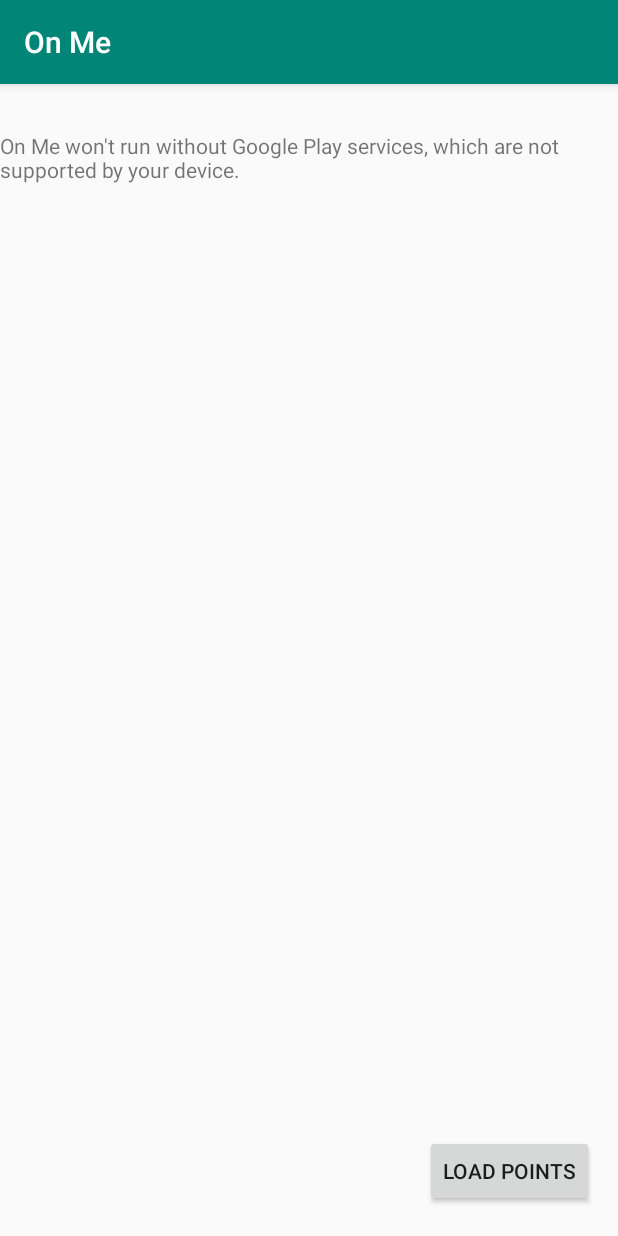
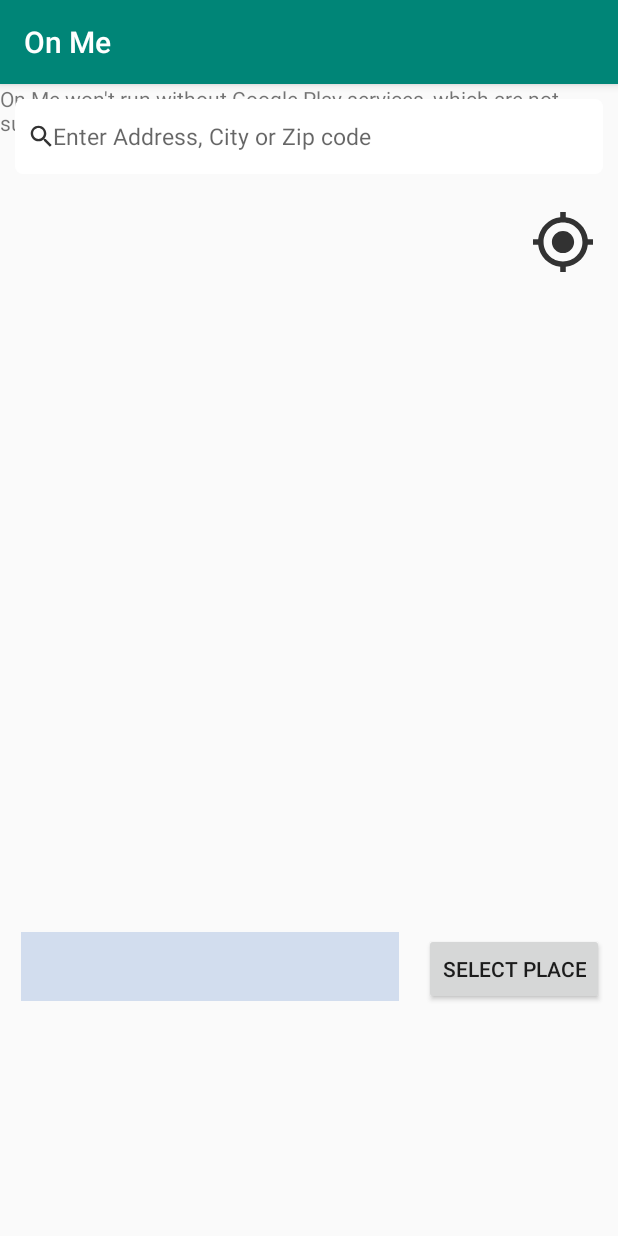
Before and after one commit to clarson1229/on_me, an Android app: the fragment HomeFragment shown on its own in the app's theme, on a phone screen of 412 x 824 dp. Run offline under Robolectric (Android 15) with nearby library versions, the phone set to English and light mode, and no system bars; libraries missing offline, so code that uses them is left out: com.karumi.dexter; 3 statements that could not run were skipped.

Commit message:
home page built

```diff
--- a/app/build.gradle
+++ b/app/build.gradle
@@ -4,7 +4,7 @@ android {
     compileSdkVersion 28
     defaultConfig {
         applicationId "com.connorlarson.onme"
-        minSdkVersion 15
+        minSdkVersion 16
         targetSdkVersion 28
         versionCode 1
         versionName "1.0"
@@ -32,5 +32,6 @@ dependencies {
     implementation 'com.google.android.gms:play-services-maps:17.0.0'
     implementation 'com.google.android.gms:play-services-location:17.0.0'
     implementation 'com.karumi:dexter:6.0.2'
+    implementation 'com.google.android.libraries.places:places:2.2.0'
 
 }
--- /dev/null
+++ b/app/src/main/res/drawable-anydpi/ic_gps.xml
@@ -0,0 +1,14 @@
+<vector xmlns:android="http://schemas.android.com/apk/res/android"
+    android:width="24dp"
+    android:height="24dp"
+    android:viewportWidth="21.6"
+    android:viewportHeight="21.6"
+    android:tint="#000000"
+    android:alpha="0.8">
+  <group android:translateX="-1.2"
+      android:translateY="-1.2">
+      <path
+          android:fillColor="#FF000000"
+          android:pathData="M12,8c-2.21,0 -4,1.79 -4,4s1.79,4 4,4 4,-1.79 4,-4 -1.79,-4 -4,-4zM20.94,11c-0.46,-4.17 -3.77,-7.48 -7.94,-7.94L13,1h-2v2.06C6.83,3.52 3.52,6.83 3.06,11L1,11v2h2.06c0.46,4.17 3.77,7.48 7.94,7.94L11,23h2v-2.06c4.17,-0.46 7.48,-3.77 7.94,-7.94L23,13v-2h-2.06zM12,19c-3.87,0 -7,-3.13 -7,-7s3.13,-7 7,-7 7,3.13 7,7 -3.13,7 -7,7z"/>
+  </group>
+</vector>
--- /dev/null
+++ b/app/src/main/res/drawable-anydpi/ic_magnify.xml
@@ -0,0 +1,14 @@
+<vector xmlns:android="http://schemas.android.com/apk/res/android"
+    android:width="24dp"
+    android:height="24dp"
+    android:viewportWidth="19.2"
+    android:viewportHeight="19.2"
+    android:tint="#000000"
+    android:alpha="0.8">
+  <group android:translateX="-2.4"
+      android:translateY="-2.4">
+      <path
+          android:fillColor="#FF000000"
+          android:pathData="M15.5,14h-0.79l-0.28,-0.27C15.41,12.59 16,11.11 16,9.5 16,5.91 13.09,3 9.5,3S3,5.91 3,9.5 5.91,16 9.5,16c1.61,0 3.09,-0.59 4.23,-1.57l0.27,0.28v0.79l5,4.99L20.49,19l-4.99,-5zM9.5,14C7.01,14 5,11.99 5,9.5S7.01,5 9.5,5 14,7.01 14,9.5 11.99,14 9.5,14z"/>
+  </group>
+</vector>
--- /dev/null
+++ b/app/src/main/res/drawable/white_border.xml
@@ -0,0 +1,9 @@
+<?xml version="1.0" encoding="utf-8"?>
+<layer-list xmlns:android="http://schemas.android.com/apk/res/android">
+    <item>
+        <shape android:shape="rectangle">
+            <solid android:color="#fff"/>
+            <corners android:radius="5dp"/>
+        </shape>
+    </item>
+</layer-list>
--- a/app/src/main/res/layout/fragment_home.xml
+++ b/app/src/main/res/layout/fragment_home.xml
@@ -5,55 +5,97 @@
     android:layout_width="match_parent"
     android:layout_height="match_parent">
 
-    <TextView
-        android:id="@+id/text_home"
-        android:layout_width="match_parent"
-        android:layout_height="wrap_content"
-        android:layout_marginStart="8dp"
-        android:layout_marginTop="4dp"
-        android:layout_marginEnd="8dp"
-        android:textAlignment="center"
-        android:textSize="20sp"
-        app:layout_constraintEnd_toEndOf="parent"
-        app:layout_constraintHorizontal_bias="1.0"
-        app:layout_constraintStart_toStartOf="parent"
-        app:layout_constraintTop_toTopOf="parent" />
-
 
     <fragment
         android:id="@+id/map"
-        android:layout_width="match_parent"
-        android:layout_height="450dp"
+        android:name="com.google.android.gms.maps.SupportMapFragment"
+        android:layout_width="413dp"
+        android:layout_height="530dp"
         app:layout_constraintBottom_toBottomOf="parent"
         app:layout_constraintEnd_toEndOf="parent"
+        app:layout_constraintHorizontal_bias="0.0"
         app:layout_constraintStart_toStartOf="parent"
-        app:layout_constraintTop_toBottomOf="@+id/text_home"
+        app:layout_constraintTop_toTopOf="parent"
+        app:layout_constraintVertical_bias="0.0" />
+
+    <RelativeLayout
+        android:id="@+id/relativeLayoutSearchBar"
+        android:layout_width="match_parent"
+        android:layout_height="50dp"
+        app:layout_constraintBottom_toBottomOf="parent"
+        app:layout_constraintEnd_toEndOf="parent"
+        app:layout_constraintHorizontal_bias="0.0"
+        app:layout_constraintStart_toStartOf="parent"
+        app:layout_constraintTop_toTopOf="parent"
         app:layout_constraintVertical_bias="0.0"
-        android:name="com.google.android.gms.maps.SupportMapFragment"/>
+        android:layout_marginTop="10dp"
+        android:layout_marginRight="10dp"
+        android:layout_marginLeft="10dp"
+        android:background="@drawable/white_border">
+
+        <ImageView
+            android:layout_width="15dp"
+            android:layout_height="15dp"
+            android:id="@+id/ic_magnify"
+            android:layout_centerVertical="true"
+            android:layout_marginLeft="10dp"
+            android:src="@drawable/ic_magnify"/>
+        <EditText
+            android:layout_width="match_parent"
+            android:layout_height="match_parent"
+            android:layout_toRightOf="@id/ic_magnify"
+            android:layout_centerVertical="true"
+            android:textSize="15sp"
+            android:textColor="#000"
+            android:id="@+id/input_search"
+            android:background="@null"
+            android:hint="Enter Address, City or Zip code"
+            android:imeOptions="actionSearch"
+            />
+
+
+    </RelativeLayout>
+
+
+    <ImageView
+        android:id="@+id/ic_gps"
+        android:layout_width="40dp"
+        android:layout_height="40dp"
+        android:contentDescription="Center on my location"
+        android:scaleType="centerCrop"
+        android:src="@drawable/ic_gps"
+        app:layout_constraintBottom_toBottomOf="parent"
+        app:layout_constraintEnd_toEndOf="parent"
+        app:layout_constraintHorizontal_bias="0.956"
+        app:layout_constraintStart_toStartOf="parent"
+        app:layout_constraintTop_toTopOf="parent"
+        app:layout_constraintVertical_bias="0.117" />
 
     <Button
-        android:id="@+id/load_points_button"
+        android:id="@+id/select_place_button"
         android:layout_width="wrap_content"
         android:layout_height="wrap_content"
         android:onClick="Load_points"
-        android:text="@string/load_points"
+        android:text="@string/select_place"
         app:layout_constraintBottom_toBottomOf="parent"
         app:layout_constraintEnd_toEndOf="parent"
-        app:layout_constraintHorizontal_bias="0.946"
+        app:layout_constraintHorizontal_bias="0.969"
         app:layout_constraintStart_toStartOf="parent"
         app:layout_constraintTop_toBottomOf="@+id/map"
-        app:layout_constraintVertical_bias="0.92" />
+        app:layout_constraintVertical_bias="0.189" />
 
     <TextView
         android:id="@+id/selectedPlace"
-        android:layout_width="320dp"
-        android:layout_height="110dp"
+        android:layout_width="252dp"
+        android:layout_height="46dp"
+        android:background="#D2DDEE"
+        android:textSize="24sp"
         app:layout_constraintBottom_toBottomOf="parent"
         app:layout_constraintEnd_toEndOf="parent"
-        app:layout_constraintHorizontal_bias="0.494"
+        app:layout_constraintHorizontal_bias="0.089"
         app:layout_constraintStart_toStartOf="parent"
         app:layout_constraintTop_toBottomOf="@+id/map"
-        app:layout_constraintVertical_bias="0.292" />
+        app:layout_constraintVertical_bias="0.185" />
 
 
 </androidx.constraintlayout.widget.ConstraintLayout>
--- a/app/src/main/res/values/strings.xml
+++ b/app/src/main/res/values/strings.xml
@@ -32,7 +32,7 @@
     <string name="password">Password</string>
     <string name="username">Username</string>
     <string name="Login">Login</string>
-    <string name="load_points">Load points</string>
+    <string name="select_place">Select Place</string>
 
 
 </resources>
```
Also changed, not shown: app/src/main/java/com/connorlarson/onme/ui/home/HomeFragment.java (+88 -31 lines), app/src/main/res/drawable-hdpi/ic_gps.png (added), app/src/main/res/drawable-hdpi/ic_magnify.png (added), app/src/main/res/drawable-mdpi/ic_gps.png (added), app/src/main/res/drawable-mdpi/ic_magnify.png (added), app/src/main/res/drawable-xhdpi/ic_gps.png (added), app/src/main/res/drawable-xhdpi/ic_magnify.png (added), app/src/main/res/drawable-xxhdpi/ic_gps.png (added), app/src/main/res/drawable-xxhdpi/ic_magnify.png (added).
